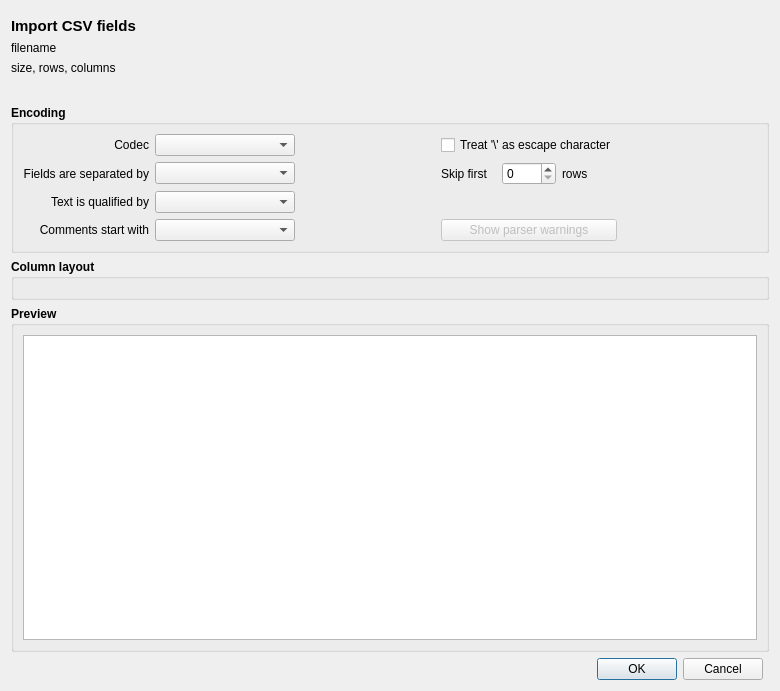
Qt form src/gui/csvImport/CsvImportWidget.ui (keepassxreboot/keepassxc) before a commit.
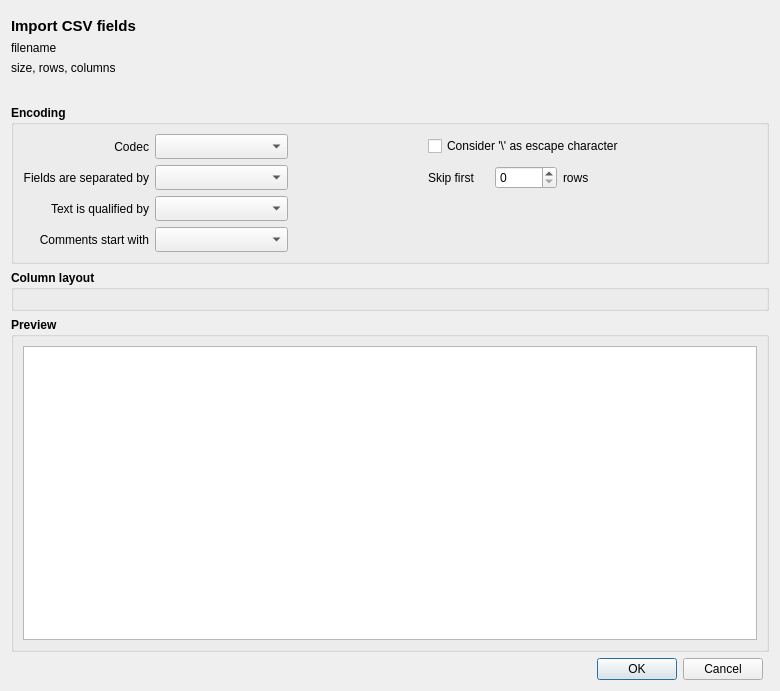
The same form after that commit. Custom widgets are drawn as their Qt base class.

Commit message: Better handle of parser status messages (critical/not critical) Use of messageWidget for displaying parser status messages setRootGroup assigns the right label to the root db folder test uses portable QTemporaryFile instead of hardcoded file

The edit to the form file:
```diff
--- a/src/gui/csvImport/CsvImportWidget.ui
+++ b/src/gui/csvImport/CsvImportWidget.ui
@@ -122,22 +122,6 @@
         </property>
        </widget>
       </item>
-      <item row="3" column="3">
-       <widget class="QPushButton" name="pushButtonWarnings">
-        <property name="enabled">
-         <bool>false</bool>
-        </property>
-        <property name="font">
-         <font>
-          <weight>50</weight>
-          <bold>false</bold>
-         </font>
-        </property>
-        <property name="text">
-         <string>Show parser warnings</string>
-        </property>
-       </widget>
-      </item>
       <item row="3" column="2">
        <spacer name="horizontalSpacer_7">
         <property name="orientation">
@@ -162,6 +146,12 @@
           <verstretch>0</verstretch>
          </sizepolicy>
         </property>
+        <property name="minimumSize">
+         <size>
+          <width>0</width>
+          <height>25</height>
+         </size>
+        </property>
         <property name="font">
          <font>
           <weight>50</weight>
@@ -239,6 +229,12 @@
           <verstretch>0</verstretch>
          </sizepolicy>
         </property>
+        <property name="minimumSize">
+         <size>
+          <width>0</width>
+          <height>25</height>
+         </size>
+        </property>
         <property name="font">
          <font>
           <weight>50</weight>
@@ -290,6 +286,12 @@
           <verstretch>0</verstretch>
          </sizepolicy>
         </property>
+        <property name="minimumSize">
+         <size>
+          <width>0</width>
+          <height>25</height>
+         </size>
+        </property>
         <property name="font">
          <font>
           <weight>50</weight>
@@ -309,6 +311,12 @@
           <verstretch>0</verstretch>
          </sizepolicy>
         </property>
+        <property name="minimumSize">
+         <size>
+          <width>0</width>
+          <height>25</height>
+         </size>
+        </property>
         <property name="font">
          <font>
           <weight>50</weight>
@@ -342,7 +350,7 @@
          </font>
         </property>
         <property name="text">
-         <string>Treat '\' as escape character</string>
+         <string>Consider '\' as escape character</string>
         </property>
        </widget>
       </item>
```
The commit also changes 9 other files.
